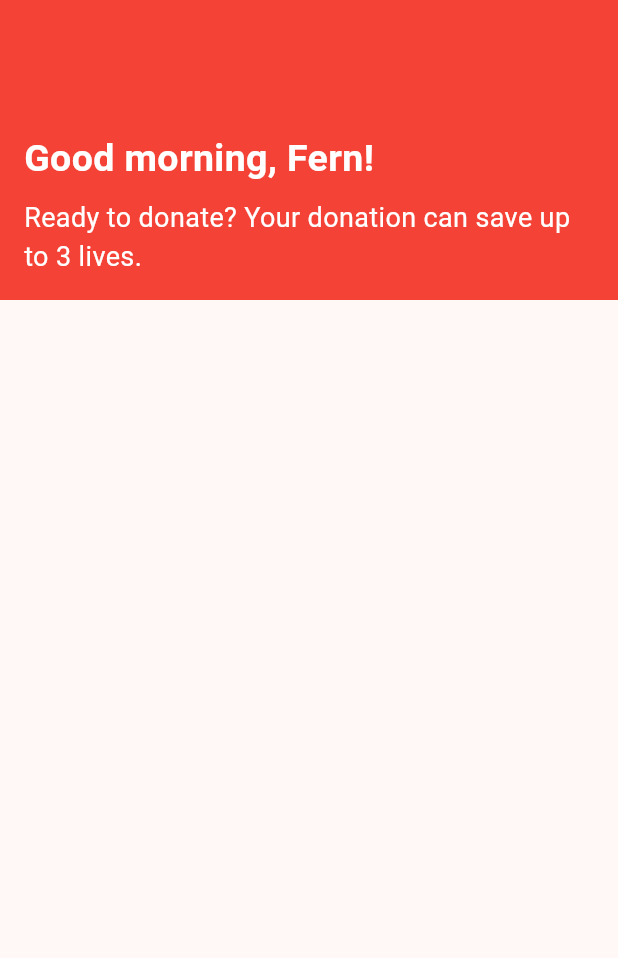
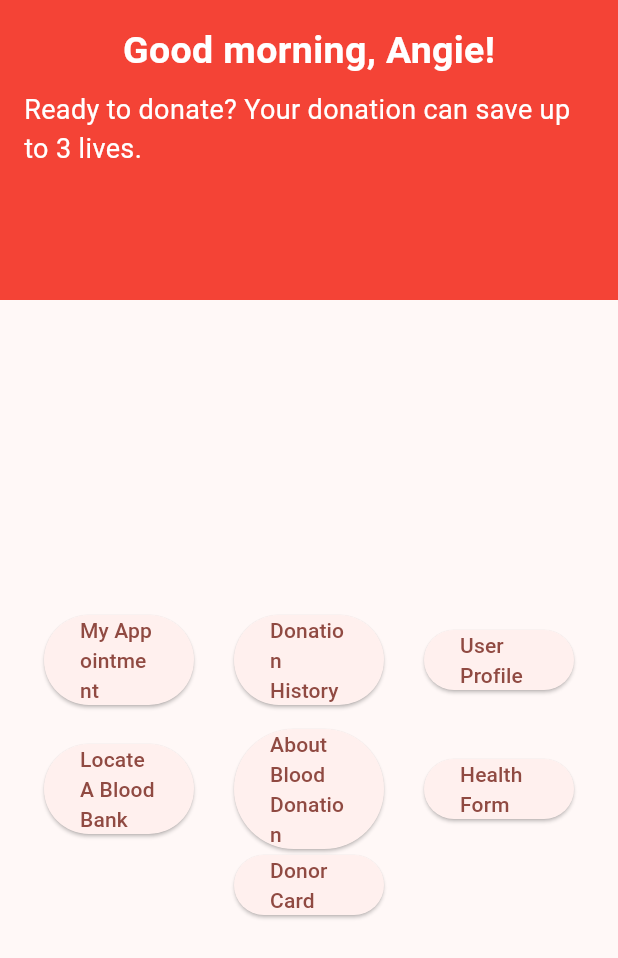
Before and after one commit to fernfern0011/bloodgowhere, a Flutter app: the HomePage screen opened directly, on a phone screen of 412 x 824 dp. Shown: the top 958 px of the screen. Run offline on Flutter 3.47's test engine with Material 3 defaults, Android fonts, the phone set to English and light mode, and no system bars.

Commit message:
Implemented butttons in home page
Raw, unedited boxes

```diff
--- a/lib/home.dart
+++ b/lib/home.dart
@@ -9,16 +9,18 @@ class HomePage extends StatelessWidget {
           // Red header section
           Container(
             height: 200,
+            // height: MediaQuery.of(context).size.height * 0.65,
+            width: MediaQuery.of(context).size.width,
             color: Colors.red,
-            child: Padding(
+            child: const Padding(
               padding: EdgeInsets.all(16),
               child: Column(
-                mainAxisAlignment: MainAxisAlignment.end,
-                crossAxisAlignment: CrossAxisAlignment.start,
+                // mainAxisAlignment: MainAxisAlignment.end,
+                // crossAxisAlignment: CrossAxisAlignment.start,
                 children: [
                   // Greeting text
                   Text(
-                    "Good morning, Fern!",
+                    "Good morning, Angie!",
                     style: TextStyle(
                         fontSize: 25,
                         fontWeight: FontWeight.bold,
@@ -38,9 +40,58 @@ class HomePage extends StatelessWidget {
             ),
           ),
 
-          // Additional sections would go here
+          // Buttons section
+          Expanded(
+            child: Padding(
+              padding: const EdgeInsets.all(16.0),
+              child: Column(
+                mainAxisAlignment: MainAxisAlignment.center,
+                children: [
+                  // Row 1
+                  Row(
+                    mainAxisAlignment: MainAxisAlignment.spaceAround,
+                    children: [
+                      _buildButton("My Appointment"),
+                      _buildButton("Donation History"),
+                      _buildButton("User Profile"),
+                    ],
+                  ),
+                  const SizedBox(
+                    height: 16,
+                  ),
+
+                  // Row 2
+                  Row(
+                    mainAxisAlignment: MainAxisAlignment.spaceAround,
+                    children: [
+                      _buildButton("Locate A Blood Bank"),
+                      _buildButton("About Blood Donation"),
+                      _buildButton("Health Form"),
+                    ],
+                  ),
+                  // const SizedBox(
+                  //   height: 16,
+                  // ),
+
+                  // Row 3
+                  _buildButton("Donor Card")
+                ],
+              ),
+            ),
+          )
         ],
       ),
     );
   }
 }
+
+// Button widget
+Widget _buildButton(String text) {
+  return SizedBox(
+    width: 100,
+    child: ElevatedButton(
+      onPressed: () {},
+      child: Text(text),
+    ),
+  );
+}
```
Also changed, not shown: 1 other file.
